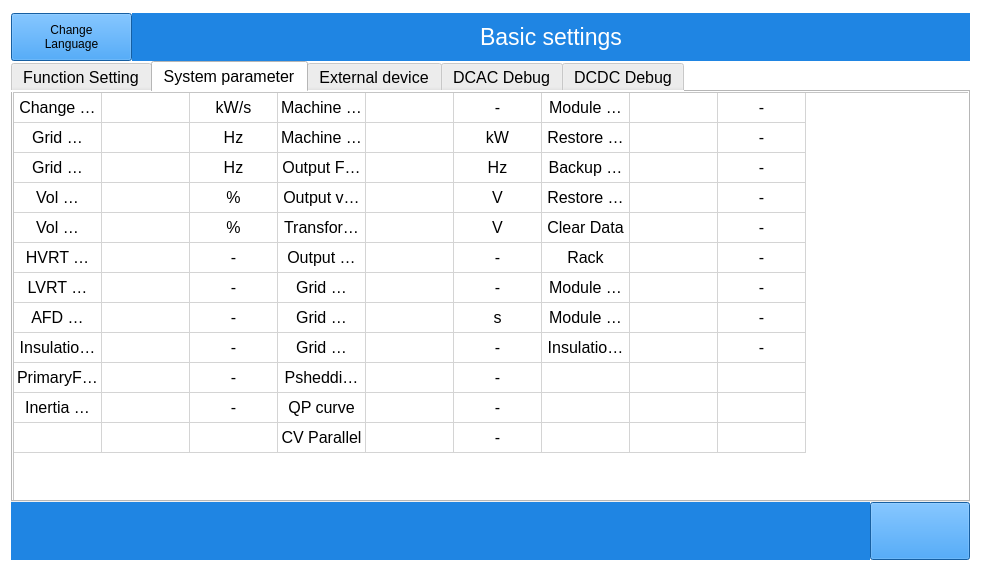
Before: the Qt Designer form mywidget.ui in megarevolpr/MWin, drawn with Qt 5.
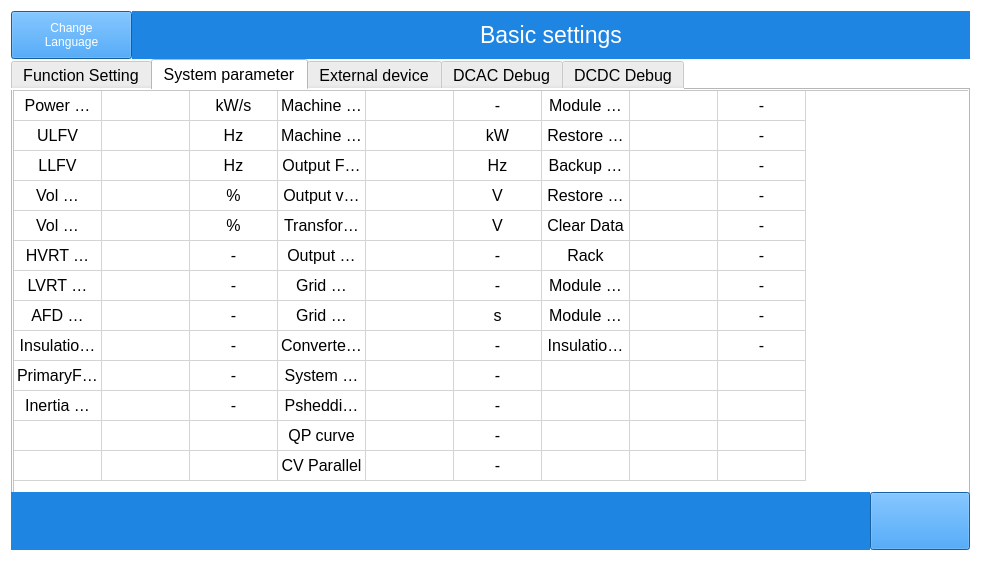
After: the same form once the commit is applied. The open tabs and pages were chosen to show the change. Icons and pictures are not drawn.

Commit message: 剩余电网扩容界面、告警点表更新、标红待确认

The edit to the form file:
```diff
--- a/mywidget.ui
+++ b/mywidget.ui
@@ -69,9 +69,9 @@
        <property name="geometry">
         <rect>
          <x>0</x>
-         <y>2</y>
+         <y>0</y>
          <width>981</width>
-         <height>569</height>
+         <height>561</height>
         </rect>
        </property>
        <layout class="QVBoxLayout" name="verticalLayout_5">
@@ -99,6 +99,7 @@
             </property>
             <property name="styleSheet">
              <string notr="true">background-color: rgb(31, 133, 227);
+color: rgb(255, 255, 255);
 </string>
             </property>
             <property name="text">
@@ -148,6 +149,12 @@
             <verstretch>0</verstretch>
            </sizepolicy>
           </property>
+          <property name="minimumSize">
+           <size>
+            <width>0</width>
+            <height>440</height>
+           </size>
+          </property>
           <property name="font">
            <font>
             <pointsize>12</pointsize>
@@ -777,7 +784,7 @@
              </font>
             </property>
             <property name="rowCount">
-             <number>12</number>
+             <number>13</number>
             </property>
             <property name="columnCount">
              <number>9</number>
@@ -803,6 +810,7 @@
             <row/>
             <row/>
             <row/>
+            <row/>
             <column/>
             <column/>
             <column/>
@@ -814,7 +822,7 @@
             <column/>
             <item row="0" column="0">
              <property name="text">
-              <string>Change rate of power</string>
+              <string>Power change rate</string>
              </property>
              <property name="textAlignment">
               <set>AlignCenter</set>
@@ -862,7 +870,7 @@
             </item>
             <item row="1" column="0">
              <property name="text">
-              <string>Grid frequency upper limit</string>
+              <string>ULFV</string>
              </property>
              <property name="textAlignment">
               <set>AlignCenter</set>
@@ -910,7 +918,7 @@
             </item>
             <item row="2" column="0">
              <property name="text">
-              <string>Grid frequency lower limit</string>
+              <string>LLFV</string>
              </property>
              <property name="textAlignment">
               <set>AlignCenter</set>
@@ -1244,7 +1252,7 @@
             </item>
             <item row="8" column="3">
              <property name="text">
-              <string>Grid connected mode of Inv</string>
+              <string>Converter Anti-Reverse Flow</string>
              </property>
              <property name="textAlignment">
               <set>AlignCenter</set>
@@ -1292,7 +1300,7 @@
             </item>
             <item row="9" column="3">
              <property name="text">
-              <string>PsheddingFreq</string>
+              <string>System Anti-Reverse Flow</string>
              </property>
              <property name="textAlignment">
               <set>AlignCenter</set>
@@ -1340,7 +1348,7 @@
             </item>
             <item row="10" column="3">
              <property name="text">
-              <string>QP curve</string>
+              <string>PsheddingFreq</string>
              </property>
              <property name="textAlignment">
               <set>AlignCenter</set>
@@ -1388,7 +1396,7 @@
             </item>
             <item row="11" column="3">
              <property name="text">
-              <string>CV Parallel</string>
+              <string>QP curve</string>
              </property>
              <property name="textAlignment">
               <set>AlignCenter</set>
@@ -1410,6 +1418,22 @@
               <set>AlignCenter</set>
              </property>
             </item>
+            <item row="12" column="3">
+             <property name="text">
+              <string>CV Parallel</string>
+             </property>
+             <property name="textAlignment">
+              <set>AlignCenter</set>
+             </property>
+            </item>
+            <item row="12" column="5">
+             <property name="text">
+              <string>-</string>
+             </property>
+             <property name="textAlignment">
+              <set>AlignCenter</set>
+             </property>
+            </item>
            </widget>
           </widget>
           <widget class="QWidget" name="ExternalDevice_page">
```
Left out of the diff: 14 changed lines with no effect on the pictures. The commit also changes 6 other files.
